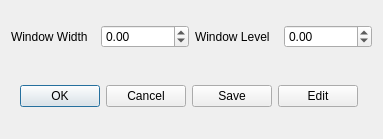
The window that starviewer/src/core/qcustomwindowleveldialogbase.ui (starviewer-medical/starviewer) describes before a commit, drawn with Qt 5.
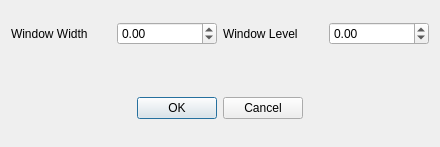
The same window after the commit.

Diff of the .ui file:
```diff
--- a/starviewer/src/core/qcustomwindowleveldialogbase.ui
+++ b/starviewer/src/core/qcustomwindowleveldialogbase.ui
@@ -6,8 +6,8 @@
    <rect>
     <x>0</x>
     <y>0</y>
-    <width>383</width>
-    <height>139</height>
+    <width>440</width>
+    <height>147</height>
    </rect>
   </property>
   <property name="windowTitle">
@@ -16,15 +16,11 @@
   <property name="modal">
    <bool>true</bool>
   </property>
-  <layout class="QVBoxLayout" name="verticalLayout">
+  <layout class="QVBoxLayout">
+   <item>
+    <layout class="QVBoxLayout">
    <item>
     <layout class="QHBoxLayout">
-     <property name="spacing">
-      <number>6</number>
-     </property>
-     <property name="margin">
-      <number>0</number>
-     </property>
      <item>
       <widget class="QLabel" name="label">
        <property name="text">
@@ -72,13 +68,13 @@
      <property name="sizeHint" stdset="0">
       <size>
        <width>301</width>
-       <height>13</height>
+         <height>31</height>
       </size>
      </property>
     </spacer>
    </item>
    <item>
-    <layout class="QHBoxLayout" name="horizontalLayout">
+      <layout class="QHBoxLayout">
      <item>
       <spacer>
        <property name="orientation">
@@ -86,7 +82,7 @@
        </property>
        <property name="sizeHint" stdset="0">
         <size>
-         <width>13</width>
+           <width>61</width>
          <height>31</height>
         </size>
        </property>
@@ -106,20 +102,6 @@
        </property>
       </widget>
      </item>
-     <item>
-      <widget class="QPushButton" name="m_saveButton">
-       <property name="text">
-        <string>Save</string>
-       </property>
-      </widget>
-     </item>
-     <item>
-      <widget class="QPushButton" name="m_editButton">
-       <property name="text">
-        <string>Edit</string>
-       </property>
-      </widget>
-     </item>
      <item>
       <spacer>
        <property name="orientation">
@@ -127,11 +109,13 @@
        </property>
        <property name="sizeHint" stdset="0">
         <size>
-         <width>17</width>
+           <width>61</width>
          <height>31</height>
         </size>
        </property>
       </spacer>
+       </item>
+      </layout>
      </item>
     </layout>
    </item>
```
Lines whose indentation alone changed are shown as unchanged.
